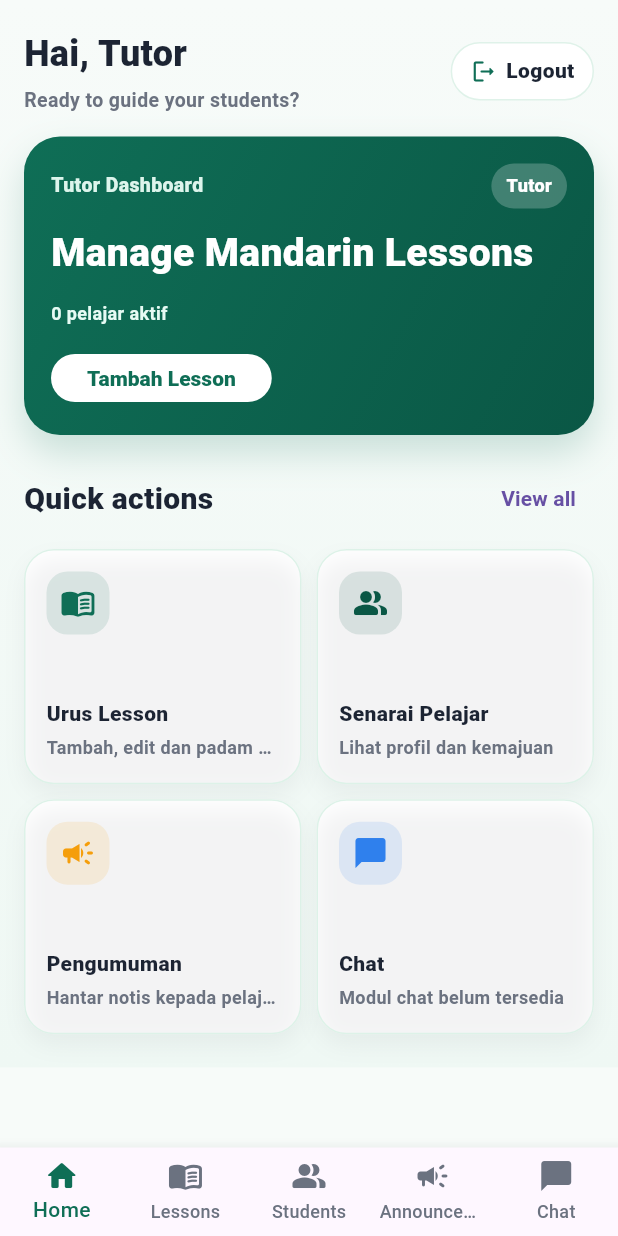
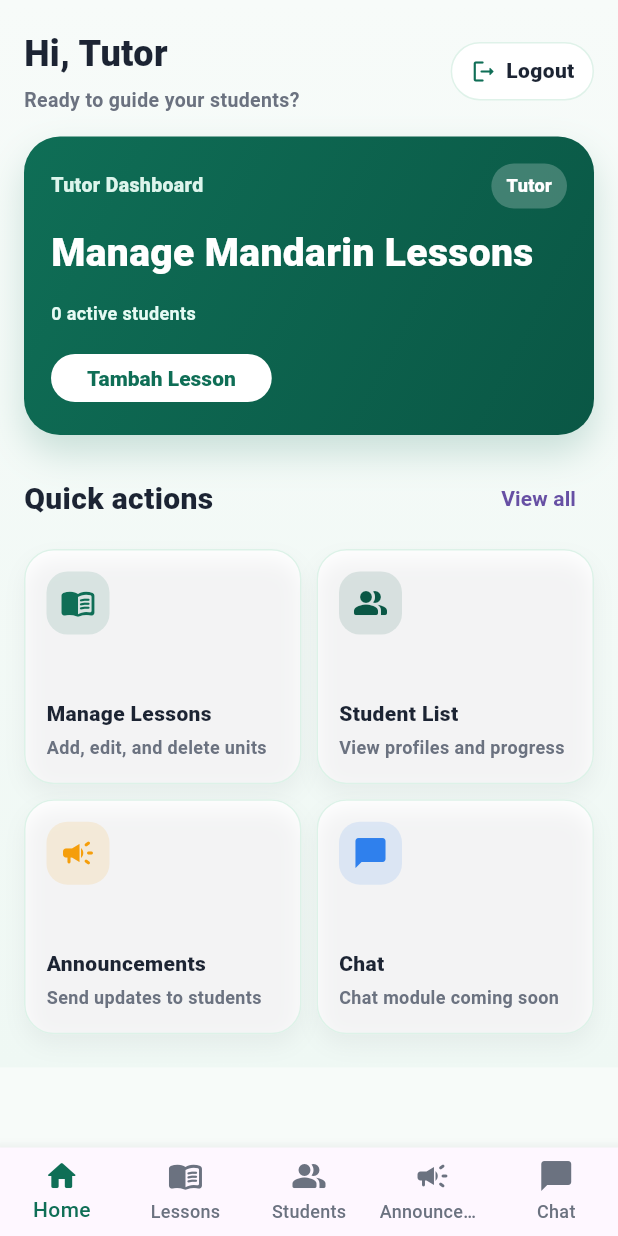
Before and after one commit to WCheng0820/MAP-Group-2-Nexus-MandarinMate, a Flutter app: the TutorDashboardPage screen opened by its route, on a phone screen of 412 x 824 dp. Run offline on Flutter 3.47's test engine with Material 3 defaults, Android fonts, the phone set to English and light mode, and no system bars; our stand-ins replace cloud_firestore, email_validator, equatable, firebase_auth, firebase_core, flutter_bloc and 3 more; accounts and stored records are empty.

Commit message:
fix wording

```diff
--- a/mandarinmate/lib/dashboard/tutor_dashboard_page.dart
+++ b/mandarinmate/lib/dashboard/tutor_dashboard_page.dart
@@ -93,7 +93,7 @@ class _TutorDashboardPageState extends State<TutorDashboardPage> {
                       return _TutorHero(
                         title: 'Tutor Dashboard',
                         headline: 'Manage Mandarin Lessons',
-                        subtitle: '$studentCount pelajar aktif',
+                        subtitle: '$studentCount active students',
                         actionLabel: 'Tambah Lesson',
                         onAction: () {
                           Navigator.push(
@@ -129,8 +129,8 @@ class _TutorDashboardPageState extends State<TutorDashboardPage> {
                     children: [
                       _TutorActionTile(
                         icon: Icons.menu_book_rounded,
-                        title: 'Urus Lesson',
-                        subtitle: 'Tambah, edit dan padam unit',
+                        title: 'Manage Lessons',
+                        subtitle: 'Add, edit, and delete units',
                         color: _TutorColors.green,
                         onTap: () {
                           Navigator.push(
@@ -143,8 +143,8 @@ class _TutorDashboardPageState extends State<TutorDashboardPage> {
                       ),
                       _TutorActionTile(
                         icon: Icons.people_alt_rounded,
-                        title: 'Senarai Pelajar',
-                        subtitle: 'Lihat profil dan kemajuan',
+                        title: 'Student List',
+                        subtitle: 'View profiles and progress',
                         color: _TutorColors.teal,
                         onTap: () {
                           Navigator.push(
@@ -157,8 +157,8 @@ class _TutorDashboardPageState extends State<TutorDashboardPage> {
                       ),
                       _TutorActionTile(
                         icon: Icons.campaign_rounded,
-                        title: 'Pengumuman',
-                        subtitle: 'Hantar notis kepada pelajar',
+                        title: 'Announcements',
+                        subtitle: 'Send updates to students',
                         color: _TutorColors.orange,
                         onTap: () {
                           Navigator.push(
@@ -172,12 +172,12 @@ class _TutorDashboardPageState extends State<TutorDashboardPage> {
                       _TutorActionTile(
                         icon: Icons.chat_bubble_rounded,
                         title: 'Chat',
-                        subtitle: 'Modul chat belum tersedia',
+                        subtitle: 'Chat module coming soon',
                         color: _TutorColors.blue,
                         onTap: () {
                           ScaffoldMessenger.of(context).showSnackBar(
                             const SnackBar(
-                              content: Text('Modul chat akan datang.'),
+                              content: Text('Chat module is coming soon.'),
                             ),
                           );
                         },
@@ -218,7 +218,7 @@ class _TutorDashboardPageState extends State<TutorDashboardPage> {
         return;
       case 4:
         ScaffoldMessenger.of(context).showSnackBar(
-          const SnackBar(content: Text('Modul chat akan datang.')),
+          const SnackBar(content: Text('Chat module is coming soon.')),
         );
         return;
     }
@@ -260,7 +260,7 @@ class _TutorHeader extends StatelessWidget {
             crossAxisAlignment: CrossAxisAlignment.start,
             children: [
               Text(
-                'Hai, $name',
+                'Hi, $name',
                 maxLines: 1,
                 overflow: TextOverflow.ellipsis,
                 style: const TextStyle(
--- a/mandarinmate/lib/tutor/presentation/pages/tutor_students_page.dart
+++ b/mandarinmate/lib/tutor/presentation/pages/tutor_students_page.dart
@@ -16,11 +16,11 @@ class TutorStudentsPage extends StatelessWidget {
       appBar: AppBar(
         backgroundColor: _green,
         foregroundColor: Colors.white,
-        title: const Text('Senarai Pelajar'),
+        title: const Text('Students'),
       ),
       body: user == null
           ? const Center(
-              child: Text('Sila log masuk semula untuk melihat pelajar.'),
+              child: Text('Please log in again to view students.'),
             )
           : StreamBuilder<QuerySnapshot<Map<String, dynamic>>>(
               stream: FirebaseFirestore.instance
@@ -34,13 +34,13 @@ class TutorStudentsPage extends StatelessWidget {
 
                 if (snapshot.hasError) {
                   return const Center(
-                    child: Text('Ralat semasa memuatkan pelajar.'),
+                    child: Text('Error loading students.'),
                   );
                 }
 
                 final docs = snapshot.data?.docs ?? [];
                 if (docs.isEmpty) {
-                  return const Center(child: Text('Tiada pelajar ditemui.'));
+                  return const Center(child: Text('No students found.'));
                 }
 
                 return ListView.separated(
@@ -92,7 +92,7 @@ class TutorStudentsPage extends StatelessWidget {
                                         CrossAxisAlignment.start,
                                     children: [
                                       Text(
-                                        name.isEmpty ? 'Tanpa Nama' : name,
+                                        name.isEmpty ? 'No Name' : name,
                                         style: const TextStyle(
                                           fontSize: 16,
                                           fontWeight: FontWeight.w700,
@@ -125,7 +125,7 @@ class TutorStudentsPage extends StatelessWidget {
                               mainAxisAlignment: MainAxisAlignment.spaceBetween,
                               children: [
                                 const Text(
-                                  'Kemajuan ke level seterusnya',
+                                  'Progress to next level',
                                   style: TextStyle(fontWeight: FontWeight.w600),
                                 ),
                                 Text(
```
